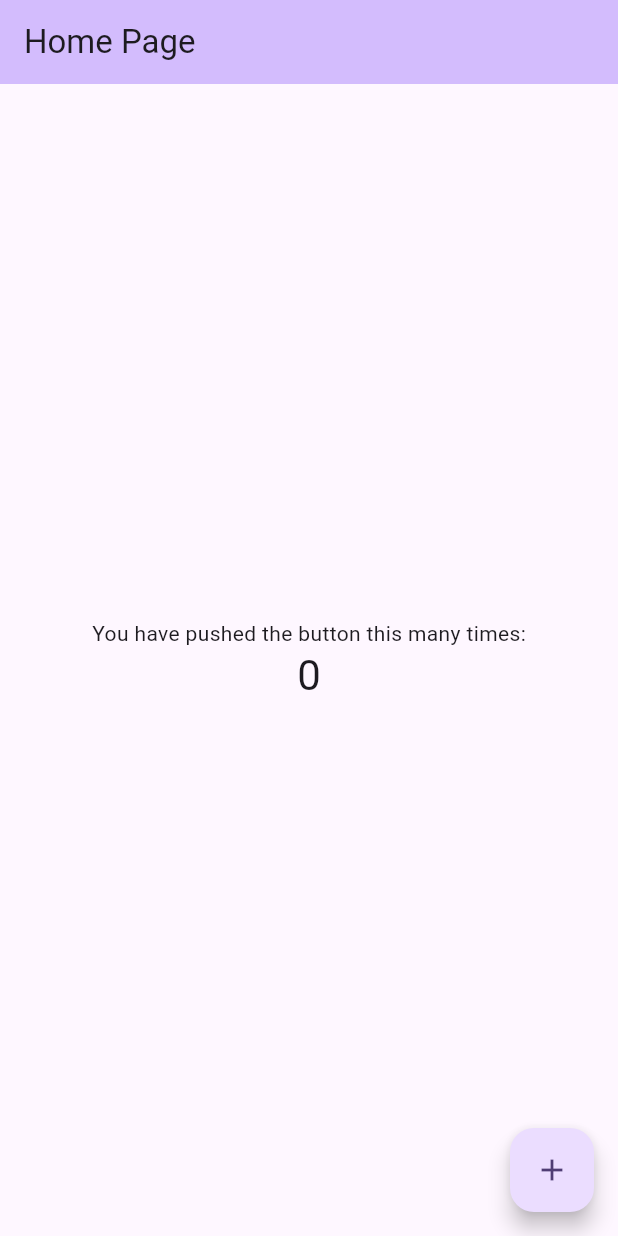
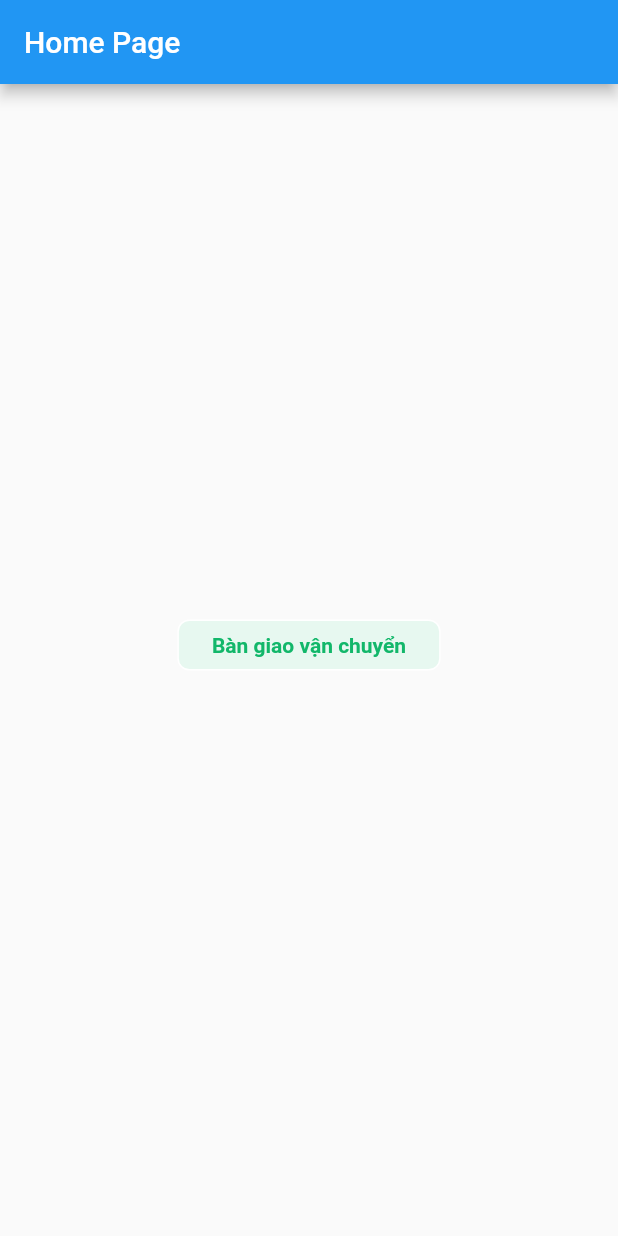
Before and after one commit to Barry0501/flutter_demo_on_blog, a Flutter app: the screen it shows after launch, on a phone screen of 412 x 824 dp. Run offline on Flutter 3.47's test engine with Material 2 defaults, Android fonts, the phone set to English and light mode, and no system bars.

```diff
--- a/lib/extensions/label_type_ext.dart
+++ b/lib/extensions/label_type_ext.dart
@@ -32,4 +32,19 @@ extension LabelTypeExt on LabelType {
         return const Color(0xffF2E6E8);
     }
   }
+
+  String getTextDemo() {
+    switch (this) {
+      case LabelType.warning:
+        return 'Warning';
+      case LabelType.success:
+        return 'Success';
+      case LabelType.infor:
+        return 'Infor';
+      case LabelType.error:
+        return 'Error';
+      case LabelType.primary:
+        return 'Primary';
+    }
+  }
 }
--- /dev/null
+++ b/lib/extensions/order_status_constants.dart
@@ -0,0 +1,28 @@
+import 'package:flutter_demo/extensions/label_type_ext.dart';
+
+enum OrderStatusEnum {
+  shipped('shipped', 'Bàn giao vận chuyển', LabelType.success),
+  deliveryPicking(
+      'deliveryPicking', 'Vận chuyển đang lấy hàng', LabelType.infor),
+  missed('missed', 'Thất lạc hàng hóa', LabelType.error),
+  lacked('lacked', 'Đơn thiếu hàng', LabelType.warning);
+
+  const OrderStatusEnum(this.status, this.text, this.labelType);
+
+  final String status;
+  final String text;
+  final LabelType labelType;
+
+  static OrderStatusEnum? getEnumByStatus(String status) =>
+      OrderStatusEnum.values
+          .firstWhereOrNull((activity) => activity.status == status);
+}
+
+extension ListExtension<T> on List<T> {
+  T? firstWhereOrNull(bool Function(T element) condition) {
+    for (final element in this) {
+      if (condition(element)) return element;
+    }
+    return null;
+  }
+}
--- a/lib/home_page.dart
+++ b/lib/home_page.dart
@@ -1,4 +1,8 @@
 import 'package:flutter/material.dart';
+import 'package:flutter_demo/extensions/order_status_constants.dart';
+
+import 'extensions/label_type_ext.dart';
+import 'widgets/common_chip_widget.dart';
 
 class HomePage extends StatefulWidget {
   const HomePage({super.key});
@@ -8,39 +12,52 @@ class HomePage extends StatefulWidget {
 }
 
 class _HomePageState extends State<HomePage> {
-  int _counter = 0;
-
-  void _incrementCounter() {
-    setState(() {
-      _counter++;
-    });
-  }
+  final String _status = 'shipped';
 
   @override
   Widget build(BuildContext context) {
+    final orderStatusItem = OrderStatusEnum.getEnumByStatus(_status);
+
     return Scaffold(
       appBar: AppBar(
-        backgroundColor: Theme.of(context).colorScheme.inversePrimary,
         title: const Text('Home Page'),
       ),
       body: Center(
         child: Column(
           mainAxisAlignment: MainAxisAlignment.center,
-          children: <Widget>[
-            const Text(
-              'You have pushed the button this many times:',
-            ),
-            Text(
-              '$_counter',
-              style: Theme.of(context).textTheme.headlineMedium,
-            ),
+          children: [
+            if (orderStatusItem != null)
+              Padding(
+                padding: const EdgeInsets.only(bottom: 20),
+                child: CommonChipWidget(
+                  text: orderStatusItem.text,
+                  bgColor: orderStatusItem.labelType.bgColor(),
+                  textColor: orderStatusItem.labelType.textColor(),
+                ),
+              ),
           ],
+          // children: LabelType.values.map((e) {
+          //   return Padding(
+          //     padding: const EdgeInsets.only(bottom: 20),
+          //     child: CommonChipWidget(
+          //       text: e.getTextDemo(),
+          //       bgColor: e.bgColor(),
+          //       textColor: e.textColor(),
+          //     ),
+          //   );
+          // }).toList(),
+          // children: OrderStatusEnum.values.map((e) {
+          //   return Padding(
+          //     padding: const EdgeInsets.only(bottom: 20),
+          //     child: CommonChipWidget(
+          //       text: e.text,
+          //       bgColor: e.labelType.bgColor(),
+          //       textColor: e.labelType.textColor(),
+          //     ),
+          //   );
+          // }).toList(),
+
         ),
-      ),
-      floatingActionButton: FloatingActionButton(
-        onPressed: _incrementCounter,
-        tooltip: 'Increment',
-        child: const Icon(Icons.add),
       ),
     );
   }
--- a/lib/main.dart
+++ b/lib/main.dart
@@ -15,8 +15,8 @@ class MyApp extends StatelessWidget {
       title: 'Flutter Demo',
       debugShowCheckedModeBanner: false,
       theme: ThemeData(
-        colorScheme: ColorScheme.fromSeed(seedColor: Colors.deepPurple),
-        useMaterial3: true,
+        primaryColor: Colors.blue,
+        useMaterial3: false,
       ),
       home: const HomePage(),
     );
--- /dev/null
+++ b/lib/widgets/common_chip_widget.dart
@@ -0,0 +1,37 @@
+import 'package:flutter/material.dart';
+
+class CommonChipWidget extends StatelessWidget {
+  const CommonChipWidget({
+    super.key,
+    required this.text,
+    this.bgColor,
+    this.textColor,
+    this.padding,
+    this.hasBorder = false,
+  });
+
+  final String text;
+  final Color? bgColor;
+  final Color? textColor;
+  final EdgeInsets? padding;
+  final bool hasBorder;
+
+  @override
+  Widget build(BuildContext context) {
+    return Container(
+      padding:
+          padding ?? const EdgeInsets.symmetric(horizontal: 22, vertical: 8),
+      decoration: BoxDecoration(
+        color: bgColor,
+        borderRadius: const BorderRadius.all(Radius.circular(8)),
+        border: Border.all(
+          color: Colors.white,
+        ),
+      ),
+      child: Text(
+        text,
+        style: TextStyle(color: textColor, fontWeight: FontWeight.w700),
+      ),
+    );
+  }
+}
```
Also changed, not shown: 3 other files.
